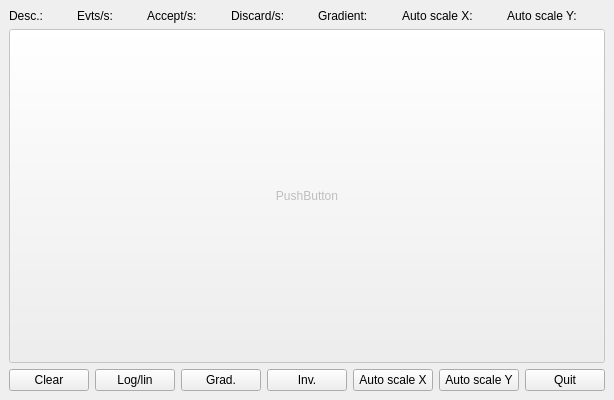
The window that src/daqlite/MainWindow.ui (g5t/daqlite) describes before a commit, drawn with Qt 5.
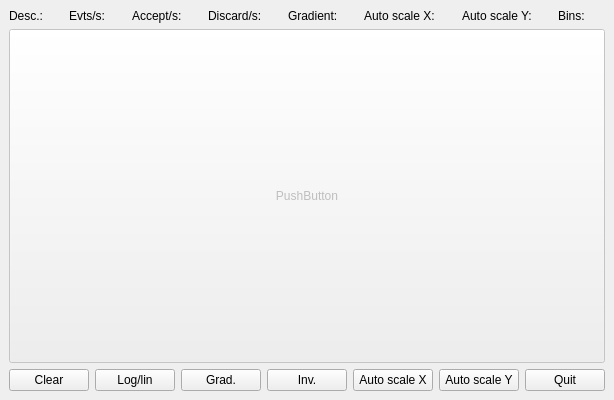
The same window after the commit.

What changed in the file:
```diff
--- a/src/daqlite/MainWindow.ui
+++ b/src/daqlite/MainWindow.ui
@@ -232,6 +232,32 @@
         </property>
        </widget>
       </item>
+      <item>
+       <widget class="QLabel" name="lblBinSize">
+        <property name="sizePolicy">
+         <sizepolicy hsizetype="Preferred" vsizetype="Minimum">
+          <horstretch>0</horstretch>
+          <verstretch>0</verstretch>
+         </sizepolicy>
+        </property>
+        <property name="text">
+         <string>Bins:</string>
+        </property>
+       </widget>
+      </item>
+      <item>
+       <widget class="QLabel" name="lblBinSizeText">
+        <property name="sizePolicy">
+         <sizepolicy hsizetype="Preferred" vsizetype="Minimum">
+          <horstretch>0</horstretch>
+          <verstretch>0</verstretch>
+         </sizepolicy>
+        </property>
+        <property name="text">
+         <string/>
+        </property>
+       </widget>
+      </item>
      </layout>
     </item>
     <item>
```
